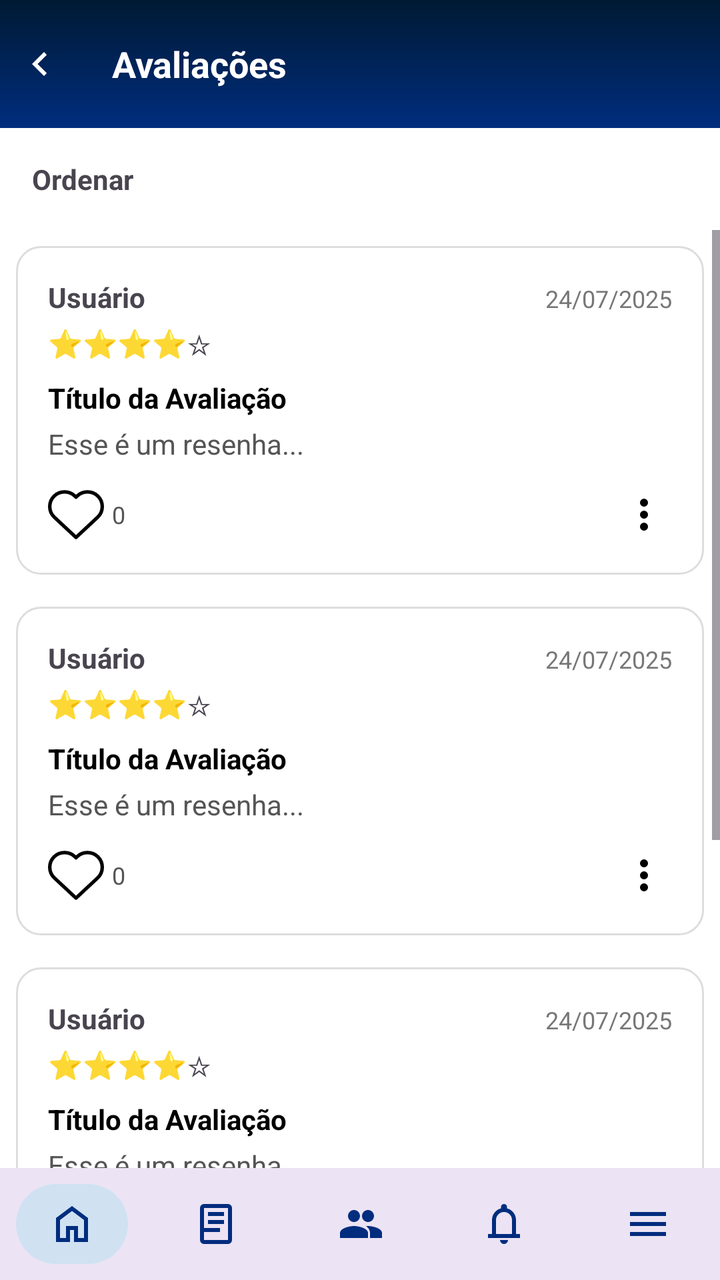
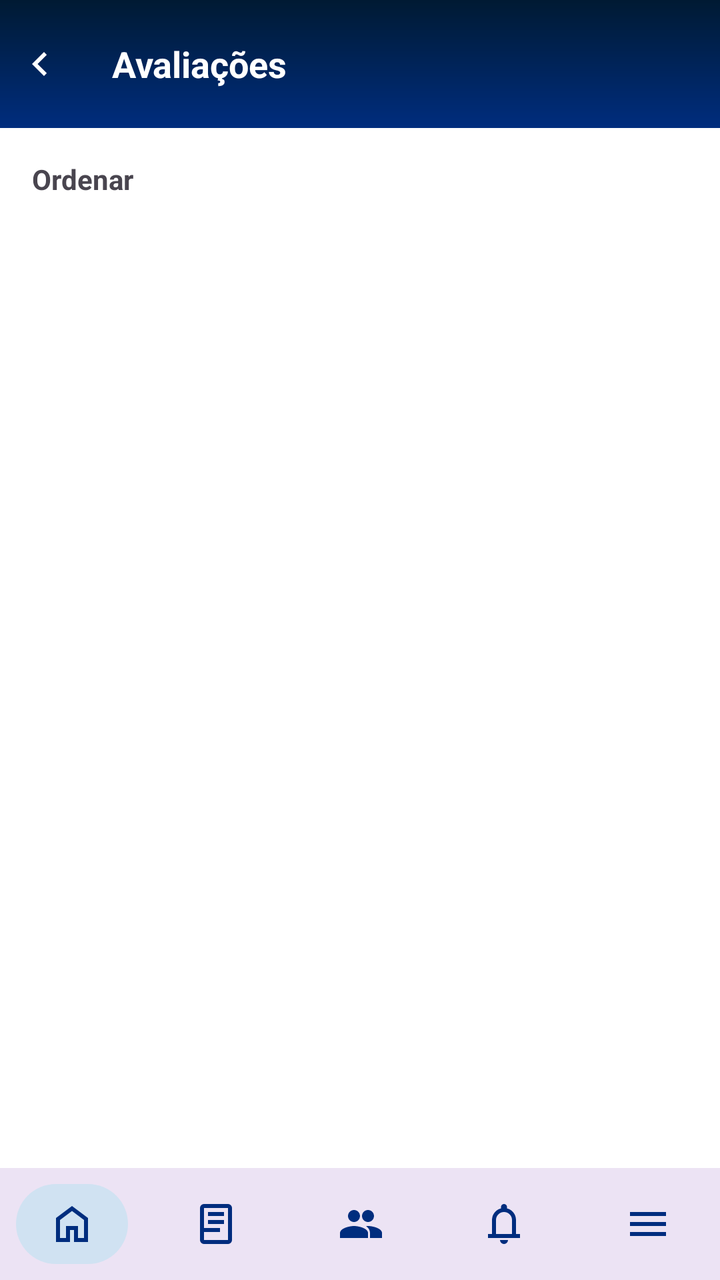

An Android layout rendered at two revisions. The XML below is the earlier revision; the diff shows what the commit changed to produce the second picture.
<!-- AndroidManifest.xml: application theme Theme.Bibliotecaapp -->
<!-- res/layout/tela_admin_mais_avaliacoes.xml -->
<?xml version="1.0" encoding="utf-8"?>
<LinearLayout
    xmlns:android="http://schemas.android.com/apk/res/android"
    xmlns:app="http://schemas.android.com/apk/res-auto"
    android:layout_width="match_parent"
    android:layout_height="match_parent"
    android:orientation="vertical"
    android:background="#FFFFFF">

    
    <LinearLayout
        android:layout_width="match_parent"
        android:layout_height="?attr/actionBarSize"
        android:orientation="horizontal"
        android:gravity="center_vertical"
        android:background="@drawable/background_header">

        <ImageButton
            android:id="@+id/btnVoltar"
            android:layout_width="40dp"
            android:layout_height="40dp"
            android:background="?attr/selectableItemBackgroundBorderless"
            android:src="@drawable/ic_leftarrow"/>

        <TextView
            android:id="@+id/txtTituloHeader"
            android:layout_width="wrap_content"
            android:layout_height="wrap_content"
            android:text="Avaliações"
            android:textColor="#FFF"
            android:textSize="18sp"
            android:textStyle="bold"
            android:layout_marginStart="16dp"/>
    </LinearLayout>

    
    <LinearLayout
        android:id="@+id/btnOrdenar"
        android:layout_width="wrap_content"
        android:layout_height="wrap_content"
        android:orientation="horizontal"
        android:layout_margin="16dp"
        android:clickable="true"
        android:focusable="true">

        <TextView
            android:layout_width="wrap_content"
            android:layout_height="wrap_content"
            android:text="Ordenar"
            android:textStyle="bold"/>
    </LinearLayout>

    
    <ScrollView
        android:layout_width="match_parent"
        android:layout_height="0dp"
        android:layout_weight="1">

        <LinearLayout
            android:layout_width="match_parent"
            android:layout_height="wrap_content"
            android:orientation="vertical">

            <include
                android:id="@+id/avaliacao1"
                layout="@layout/item_admin_avaliacao"/>

            <include
                android:id="@+id/avaliacao2"
                layout="@layout/item_admin_avaliacao"/>

            <include
                android:id="@+id/avaliacao3"
                layout="@layout/item_admin_avaliacao"/>

            <include
                android:id="@+id/avaliacao4"
                layout="@layout/item_admin_avaliacao"/>

        </LinearLayout>
    </ScrollView>

    
    <include layout="@layout/navbar_admin_layout"/>

</LinearLayout>
<!-- res/layout/item_admin_avaliacao.xml (included above) -->
<?xml version="1.0" encoding="utf-8"?>
<LinearLayout
    xmlns:android="http://schemas.android.com/apk/res/android"
    xmlns:app="http://schemas.android.com/apk/res-auto"
    android:layout_width="match_parent"
    android:layout_height="wrap_content"
    android:orientation="vertical"
    android:padding="16dp"
    android:background="@drawable/bg_comentario"
    android:layout_margin="8dp">

    
    <LinearLayout
        android:layout_width="match_parent"
        android:layout_height="wrap_content"
        android:orientation="horizontal">

        <TextView
            android:id="@+id/txtNomeUsuario"
            android:layout_width="0dp"
            android:layout_height="wrap_content"
            android:layout_weight="1"
            android:text="Usuário"
            android:textStyle="bold"/>

        <TextView
            android:id="@+id/txtData"
            android:layout_width="wrap_content"
            android:layout_height="wrap_content"
            android:text="24/07/2025"
            android:textColor="#777"
            android:textSize="12sp"/>
    </LinearLayout>

    
    <TextView
        android:id="@+id/txtEstrelas"
        android:layout_width="wrap_content"
        android:layout_height="wrap_content"
        android:text="⭐⭐⭐⭐☆"
        android:textSize="14sp"
        android:layout_marginTop="4dp"/>

    
    <TextView
        android:id="@+id/txtTituloAvaliacao"
        android:layout_width="match_parent"
        android:layout_height="wrap_content"
        android:text="Título da Avaliação"
        android:textStyle="bold"
        android:textColor="#000"
        android:layout_marginTop="8dp"/>

    
    <TextView
        android:id="@+id/txtComentario"
        android:layout_width="match_parent"
        android:layout_height="wrap_content"
        android:text="Esse é um resenha..."
        android:textColor="#555"
        android:layout_marginTop="4dp"/>

    
    <RelativeLayout
        android:layout_width="match_parent"
        android:layout_height="wrap_content"
        android:layout_marginTop="12dp">

        <ImageButton
            android:id="@+id/btnCurtir"
            android:layout_width="28dp"
            android:layout_height="28dp"
            android:layout_alignParentStart="true"
            android:layout_centerVertical="true"
            android:background="?attr/selectableItemBackgroundBorderless"
            android:src="@drawable/ic_heart"
            android:scaleType="fitCenter"/>

        <TextView
            android:id="@+id/txtCurtidas"
            android:layout_width="wrap_content"
            android:layout_height="wrap_content"
            android:layout_toEndOf="@id/btnCurtir"
            android:layout_centerVertical="true"
            android:layout_marginStart="4dp"
            android:text="0"
            android:textColor="#555"
            android:textSize="12sp"/>

        
        <ImageButton
            android:id="@+id/btnMenu"
            android:layout_width="28dp"
            android:layout_height="28dp"
            android:layout_alignParentEnd="true"
            android:background="?attr/selectableItemBackgroundBorderless"
            android:src="@drawable/ic_trespontos"
            app:tint="@android:color/black"/>
    </RelativeLayout>

</LinearLayout>
<!-- res/layout/navbar_admin_layout.xml (included above) -->
<?xml version="1.0" encoding="utf-8"?>
<com.google.android.material.bottomnavigation.BottomNavigationView
    xmlns:android="http://schemas.android.com/apk/res/android"
    xmlns:app="http://schemas.android.com/apk/res-auto"
    android:id="@+id/bottomNavAdmin"
    style="@style/NavBar"
    android:layout_width="match_parent"
    android:layout_height="wrap_content"
    app:menu="@menu/admin_bottom_menu"/>
<!-- resources referenced by this layout -->
<resources>
  <!-- drawable background_header (drawable) -->
  <?xml version="1.0" encoding="utf-8"?>
  <shape xmlns:android="http://schemas.android.com/apk/res/android">
  
      <gradient
          android:type="linear"
          android:angle="270"
          android:startColor="#001A33"
          android:endColor="#002D7E" />
  
      <corners android:radius="0dp" />
  
  </shape>
  <!-- drawable bg_comentario (drawable) -->
  <shape xmlns:android="http://schemas.android.com/apk/res/android">
      <solid android:color="#FFFFFF"/>
      <corners android:radius="12dp"/>
      <stroke android:width="1dp" android:color="#DDD"/>
  </shape>
  <!-- drawable ic_heart (drawable) -->
  <vector xmlns:android="http://schemas.android.com/apk/res/android"
      android:height="42dp"
      android:viewportHeight="32"
      android:viewportWidth="32"
      android:width="42dp">
  
      <path
          android:fillColor="#00000000"
          android:strokeColor="#000000"
          android:strokeLineJoin="round"
          android:strokeWidth="2"
          android:pathData="M28.343,17.48L16,29L3.657,17.48C1.962,15.898 1,13.684 1,11.365v0C1,6.745 4.745,3 9.365,3h0.17c2.219,0 4.346,0.881 5.915,2.45L16,6l0.55,-0.55C18.119,3.881 20.246,3 22.465,3h0.17C27.255,3 31,6.745 31,11.365v0C31,13.684 30.038,15.898 28.343,17.48z"/>
  
  </vector>
  <!-- drawable ic_leftarrow (drawable) -->
  <vector xmlns:android="http://schemas.android.com/apk/res/android"
      android:width="24dp"
      android:height="24dp"
      android:viewportWidth="960"
      android:viewportHeight="960">
    <path
        android:pathData="M560,720 L320,480l240,-240 56,56 -184,184 184,184 -56,56Z"
        android:fillColor="#FFFFFF"/>
  </vector>
  <!-- drawable ic_trespontos (drawable) -->
  <vector xmlns:android="http://schemas.android.com/apk/res/android"
      android:width="24dp"
      android:height="24dp"
      android:viewportWidth="960"
      android:viewportHeight="960">
    <path
        android:pathData="M480,800q-33,0 -56.5,-23.5T400,720q0,-33 23.5,-56.5T480,640q33,0 56.5,23.5T560,720q0,33 -23.5,56.5T480,800ZM480,560q-33,0 -56.5,-23.5T400,480q0,-33 23.5,-56.5T480,400q33,0 56.5,23.5T560,480q0,33 -23.5,56.5T480,560ZM480,320q-33,0 -56.5,-23.5T400,240q0,-33 23.5,-56.5T480,160q33,0 56.5,23.5T560,240q0,33 -23.5,56.5T480,320Z"
        android:fillColor="#e3e3e3"/>
  </vector>
  <style name="NavBar" parent="Widget.MaterialComponents.BottomNavigationView">
          <item name="itemBackground">@drawable/nav_item_background</item>
          <item name="itemRippleColor">@android:color/transparent</item>
          <item name="itemIconTint">#002D7E</item>
          <item name="itemTextColor">@null</item>
          <item name="labelVisibilityMode">unlabeled</item>
      </style>
  <style name="Theme.Bibliotecaapp" parent="Base.Theme.Bibliotecaapp" />
  <!-- drawable nav_item_background (drawable) -->
  <?xml version="1.0" encoding="utf-8"?>
  <selector xmlns:android="http://schemas.android.com/apk/res/android">
  
      
      <item android:state_checked="true">
          <inset
              android:insetLeft="8dp"
              android:insetRight="8dp"
              android:insetTop="8dp"
              android:insetBottom="8dp">
  
              <shape android:shape="rectangle">
                  <solid android:color="#D0E2F2"/>
                  <corners android:radius="100dp"/>
              </shape>
  
          </inset>
      </item>
  
      
      <item>
          <color android:color="@android:color/transparent"/>
      </item>
  
  </selector>
  <style name="Base.Theme.Bibliotecaapp" parent="Theme.Material3.DayNight.NoActionBar">
          
          
      </style>
</resources>

<!-- the commit's change to res/layout/tela_admin_mais_avaliacoes.xml (unified diff, before → after) -->
@@ -57,133 +57,16 @@
         android:layout_weight="1">
 
         <LinearLayout
+            android:id="@+id/containerAvaliacoes"
             android:layout_width="match_parent"
             android:layout_height="wrap_content"
             android:orientation="vertical">
-
-            <include
-                android:id="@+id/avaliacao1"
-                layout="@layout/item_admin_avaliacao"/>
-
-            <include
-                android:id="@+id/avaliacao2"
-                layout="@layout/item_admin_avaliacao"/>
-
-            <include
-                android:id="@+id/avaliacao3"
-                layout="@layout/item_admin_avaliacao"/>
-
-            <include
-                android:id="@+id/avaliacao4"
-                layout="@layout/item_admin_avaliacao"/>
 
         </LinearLayout>
     </ScrollView>
 
     
     <include layout="@layout/navbar_admin_layout"/>
-
-</LinearLayout>
-<!-- res/layout/item_admin_avaliacao.xml (included above) -->
-<?xml version="1.0" encoding="utf-8"?>
-<LinearLayout
-    xmlns:android="http://schemas.android.com/apk/res/android"
-    xmlns:app="http://schemas.android.com/apk/res-auto"
-    android:layout_width="match_parent"
-    android:layout_height="wrap_content"
-    android:orientation="vertical"
-    android:padding="16dp"
-    android:background="@drawable/bg_comentario"
-    android:layout_margin="8dp">
-
-    
-    <LinearLayout
-        android:layout_width="match_parent"
-        android:layout_height="wrap_content"
-        android:orientation="horizontal">
-
-        <TextView
-            android:id="@+id/txtNomeUsuario"
-            android:layout_width="0dp"
-            android:layout_height="wrap_content"
-            android:layout_weight="1"
-            android:text="Usuário"
-            android:textStyle="bold"/>
-
-        <TextView
-            android:id="@+id/txtData"
-            android:layout_width="wrap_content"
-            android:layout_height="wrap_content"
-            android:text="24/07/2025"
-            android:textColor="#777"
-            android:textSize="12sp"/>
-    </LinearLayout>
-
-    
-    <TextView
-        android:id="@+id/txtEstrelas"
-        android:layout_width="wrap_content"
-        android:layout_height="wrap_content"
-        android:text="⭐⭐⭐⭐☆"
-        android:textSize="14sp"
-        android:layout_marginTop="4dp"/>
-
-    
-    <TextView
-        android:id="@+id/txtTituloAvaliacao"
-        android:layout_width="match_parent"
-        android:layout_height="wrap_content"
-        android:text="Título da Avaliação"
-        android:textStyle="bold"
-        android:textColor="#000"
-        android:layout_marginTop="8dp"/>
-
-    
-    <TextView
-        android:id="@+id/txtComentario"
-        android:layout_width="match_parent"
-        android:layout_height="wrap_content"
-        android:text="Esse é um resenha..."
-        android:textColor="#555"
-        android:layout_marginTop="4dp"/>
-
-    
-    <RelativeLayout
-        android:layout_width="match_parent"
-        android:layout_height="wrap_content"
-        android:layout_marginTop="12dp">
-
-        <ImageButton
-            android:id="@+id/btnCurtir"
-            android:layout_width="28dp"
-            android:layout_height="28dp"
-            android:layout_alignParentStart="true"
-            android:layout_centerVertical="true"
-            android:background="?attr/selectableItemBackgroundBorderless"
-            android:src="@drawable/ic_heart"
-            android:scaleType="fitCenter"/>
-
-        <TextView
-            android:id="@+id/txtCurtidas"
-            android:layout_width="wrap_content"
-            android:layout_height="wrap_content"
-            android:layout_toEndOf="@id/btnCurtir"
-            android:layout_centerVertical="true"
-            android:layout_marginStart="4dp"
-            android:text="0"
-            android:textColor="#555"
-            android:textSize="12sp"/>
-
-        
-        <ImageButton
-            android:id="@+id/btnMenu"
-            android:layout_width="28dp"
-            android:layout_height="28dp"
-            android:layout_alignParentEnd="true"
-            android:background="?attr/selectableItemBackgroundBorderless"
-            android:src="@drawable/ic_trespontos"
-            app:tint="@android:color/black"/>
-    </RelativeLayout>
 
 </LinearLayout>
 <!-- res/layout/navbar_admin_layout.xml (included above) -->
<!-- resource entries referenced after the edit -->
@@ -13,27 +13,6 @@
       <corners android:radius="0dp" />
   
   </shape>
-  <!-- drawable bg_comentario (drawable) -->
-  <shape xmlns:android="http://schemas.android.com/apk/res/android">
-      <solid android:color="#FFFFFF"/>
-      <corners android:radius="12dp"/>
-      <stroke android:width="1dp" android:color="#DDD"/>
-  </shape>
-  <!-- drawable ic_heart (drawable) -->
-  <vector xmlns:android="http://schemas.android.com/apk/res/android"
-      android:height="42dp"
-      android:viewportHeight="32"
-      android:viewportWidth="32"
-      android:width="42dp">
-  
-      <path
-          android:fillColor="#00000000"
-          android:strokeColor="#000000"
-          android:strokeLineJoin="round"
-          android:strokeWidth="2"
-          android:pathData="M28.343,17.48L16,29L3.657,17.48C1.962,15.898 1,13.684 1,11.365v0C1,6.745 4.745,3 9.365,3h0.17c2.219,0 4.346,0.881 5.915,2.45L16,6l0.55,-0.55C18.119,3.881 20.246,3 22.465,3h0.17C27.255,3 31,6.745 31,11.365v0C31,13.684 30.038,15.898 28.343,17.48z"/>
-  
-  </vector>
   <!-- drawable ic_leftarrow (drawable) -->
   <vector xmlns:android="http://schemas.android.com/apk/res/android"
       android:width="24dp"
@@ -43,16 +22,6 @@
     <path
         android:pathData="M560,720 L320,480l240,-240 56,56 -184,184 184,184 -56,56Z"
         android:fillColor="#FFFFFF"/>
-  </vector>
-  <!-- drawable ic_trespontos (drawable) -->
-  <vector xmlns:android="http://schemas.android.com/apk/res/android"
-      android:width="24dp"
-      android:height="24dp"
-      android:viewportWidth="960"
-      android:viewportHeight="960">
-    <path
-        android:pathData="M480,800q-33,0 -56.5,-23.5T400,720q0,-33 23.5,-56.5T480,640q33,0 56.5,23.5T560,720q0,33 -23.5,56.5T480,800ZM480,560q-33,0 -56.5,-23.5T400,480q0,-33 23.5,-56.5T480,400q33,0 56.5,23.5T560,480q0,33 -23.5,56.5T480,560ZM480,320q-33,0 -56.5,-23.5T400,240q0,-33 23.5,-56.5T480,160q33,0 56.5,23.5T560,240q0,33 -23.5,56.5T480,320Z"
-        android:fillColor="#e3e3e3"/>
   </vector>
   <style name="NavBar" parent="Widget.MaterialComponents.BottomNavigationView">
           <item name="itemBackground">@drawable/nav_item_background</item>
